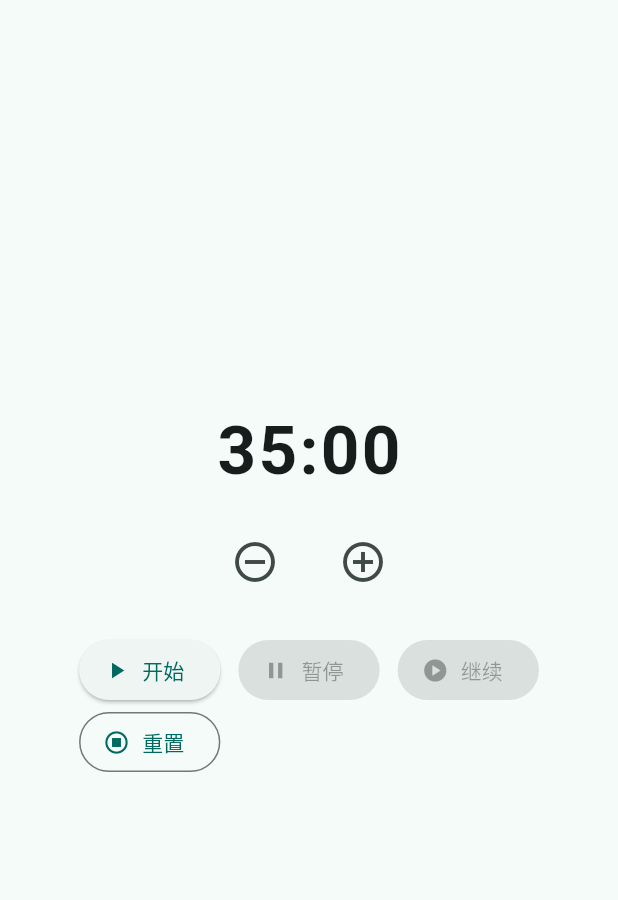
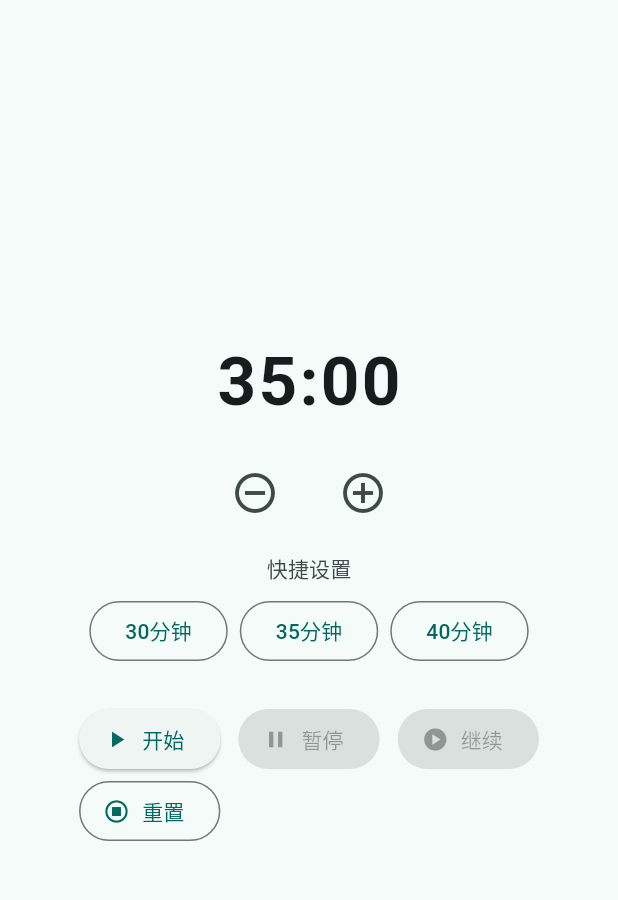
Before and after one commit to mohuanlanjing/tclock, a Flutter app: the screen it shows after launch, after a tap on the "remove circle outline" icon, after a tap on the "add circle outline" icon, on a phone screen of 412 x 824 dp, the part 65-965 px from its top. Run offline on Flutter 3.47's test engine with Material 3 defaults, Android fonts, the light colour scheme and no system bars; our stand-ins replace flutter_local_notifications.

Commit message:
feat: add convenience button and increase notification volume

```diff
--- a/lib/main.dart
+++ b/lib/main.dart
@@ -122,6 +122,33 @@ class _MyHomePageState extends State<MyHomePage> {
                 ),
               ],
             ),
+            const SizedBox(height: 16),
+            // 快捷设置按钮
+            Text(
+              '快捷设置',
+              style: theme.textTheme.titleSmall?.copyWith(
+                color: theme.colorScheme.onSurfaceVariant,
+              ),
+            ),
+            const SizedBox(height: 8),
+            Wrap(
+              spacing: 8,
+              runSpacing: 8,
+              children: [
+                OutlinedButton(
+                  onPressed: service.isRunning ? null : () => service.setPresetDuration(const Duration(minutes: 30)),
+                  child: const Text('30分钟'),
+                ),
+                OutlinedButton(
+                  onPressed: service.isRunning ? null : () => service.setPresetDuration(const Duration(minutes: 35)),
+                  child: const Text('35分钟'),
+                ),
+                OutlinedButton(
+                  onPressed: service.isRunning ? null : () => service.setPresetDuration(const Duration(minutes: 40)),
+                  child: const Text('40分钟'),
+                ),
+              ],
+            ),
             const SizedBox(height: 24),
             Wrap(
               spacing: 12,
--- a/lib/services/pomodoro_service.dart
+++ b/lib/services/pomodoro_service.dart
@@ -7,10 +7,12 @@ class PomodoroService extends ChangeNotifier {
   PomodoroService({Duration? initialDuration})
       : _defaultDuration = initialDuration ?? const Duration(minutes: 35) {
     _remaining = _defaultDuration;
+    _lastSetDuration = _defaultDuration;
   }
 
   final Duration _defaultDuration;
   Duration _remaining = Duration.zero;
+  Duration _lastSetDuration = Duration.zero;
   DateTime? _endAtUtc; // for background-safe countdown
   Timer? _ticker;
   bool _isRunning = false;
@@ -26,6 +28,7 @@ class PomodoroService extends ChangeNotifier {
   void increaseByFiveMinutes() {
     if (_isRunning) return;
     _remaining += const Duration(minutes: 5);
+    _lastSetDuration = _remaining;
     developer.log('Duration increased: $_remaining', name: 'PomodoroService');
     notifyListeners();
   }
@@ -34,6 +37,7 @@ class PomodoroService extends ChangeNotifier {
     if (_isRunning) return;
     final Duration next = _remaining - const Duration(minutes: 5);
     _remaining = next.inMinutes < 5 ? const Duration(minutes: 5) : next;
+    _lastSetDuration = _remaining;
     developer.log('Duration decreased: $_remaining', name: 'PomodoroService');
     notifyListeners();
   }
@@ -42,9 +46,9 @@ class PomodoroService extends ChangeNotifier {
     _cancelTicker();
     _isRunning = false;
     _isPaused = false;
-    _remaining = _defaultDuration;
+    _remaining = _lastSetDuration;
     _endAtUtc = null;
-    developer.log('Timer reset', name: 'PomodoroService');
+    developer.log('Timer reset to last set duration: $_lastSetDuration', name: 'PomodoroService');
     notifyListeners();
   }
 
@@ -74,6 +78,14 @@ class PomodoroService extends ChangeNotifier {
     _endAtUtc = DateTime.now().toUtc().add(_remaining);
     developer.log('Timer resumed, ends at $_endAtUtc', name: 'PomodoroService');
     _startTicker();
+    notifyListeners();
+  }
+
+  void setPresetDuration(Duration duration) {
+    if (_isRunning) return;
+    _remaining = duration;
+    _lastSetDuration = duration;
+    developer.log('Preset duration set: $duration', name: 'PomodoroService');
     notifyListeners();
   }
 
```
Also changed, not shown: lib/services/notification_service.dart (+9 -1 lines).
